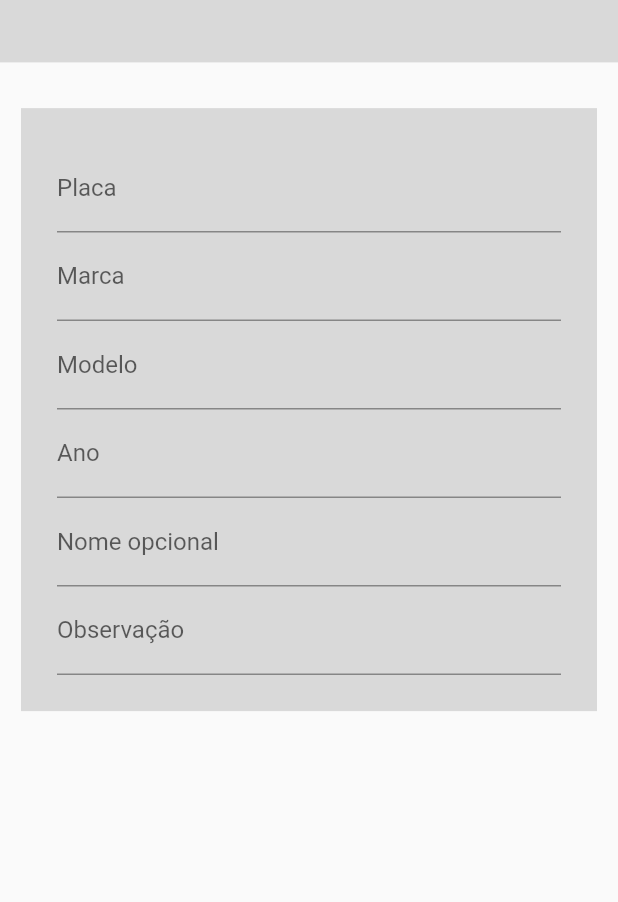
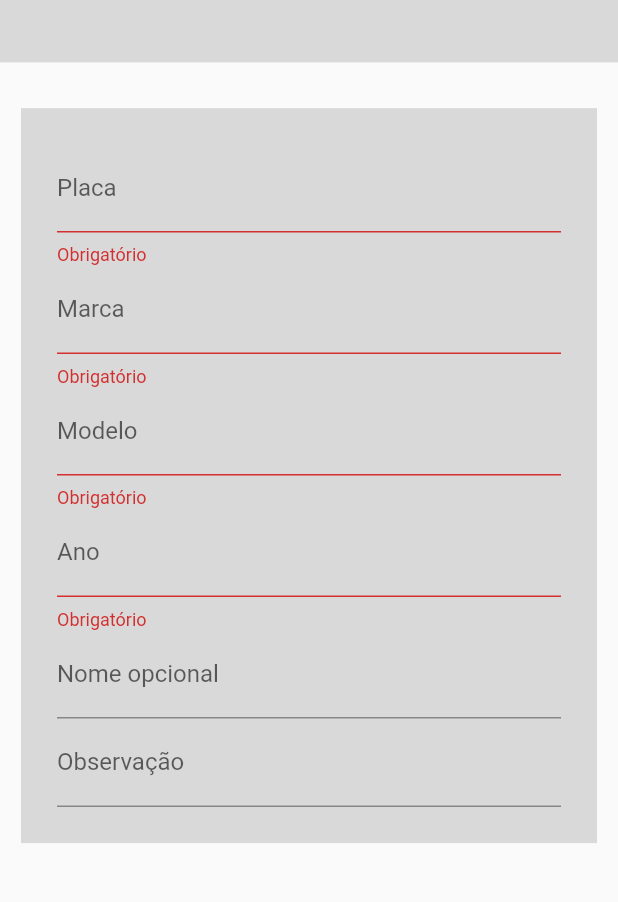
Before and after one commit to rogerfrancisco/flutter_pds, a Flutter app: the CadastroCarroPage screen opened directly, on a phone screen of 412 x 824 dp, the part 123-1025 px from its top. Run offline on Flutter 3.47's test engine with Material 2 defaults, Android fonts, the phone set to English and light mode, and no system bars; our stand-ins replace cloud_firestore, email_validator, firebase_auth, firebase_core, flutter_local_notifications, flutter_mobx and 6 more; missing offline and left inert: dart:ffi; accounts and stored records are empty; generated files the repository leaves out were written again.

Commit message:
finalizado pds

```diff
--- a/lib/Pages/cadastrocarro_page.dart
+++ b/lib/Pages/cadastrocarro_page.dart
@@ -73,7 +73,9 @@ class _CadastroCarroPage extends State<CadastroCarroPage> {
                             child: IconButton(
                                 iconSize: 60,
                                 onPressed: () {
+                                  if (formKey.currentState!.validate()) {
                                     sendData();
+                                  }
                                   Navigator.push(
                                       context,
                                       MaterialPageRoute(
@@ -97,27 +99,53 @@ class _CadastroCarroPage extends State<CadastroCarroPage> {
                             padding: const EdgeInsets.all(24.0),
                             child: SizedBox(
                               child: Form(
+                                  key: formKey,
+                                  autovalidateMode: AutovalidateMode.always,
                                   child: Column(
                                     children: [
                                       TextFormField(
+                                        validator: (String? value) {
+                                          if (value == null || value.isEmpty) {
+                                            return 'Obrigatório';
+                                          }
+                                          //return null;
+                                        },
                                         controller: _controllerPlaca,
                                         decoration: const InputDecoration(
                                             labelText: 'Placa'),
                                       ),
                                       TextFormField(
+                                        validator: (String? value) {
+                                          if (value == null || value.isEmpty) {
+                                            return 'Obrigatório';
+                                          }
+                                          //return null;
+                                        },
                                         controller: _controllerMarca,
                                         decoration: const InputDecoration(
                                             labelText: 'Marca'),
                                       ),
                                       TextFormField(
+                                        validator: (String? value) {
+                                          if (value == null || value.isEmpty) {
+                                            return 'Obrigatório';
+                                          }
+                                          //return null;
+                                        },
                                         controller: _controllerModelo,
                                         decoration: const InputDecoration(
                                             labelText: 'Modelo'),
                                       ),
                                       TextFormField(
+                                        validator: (String? value) {
+                                          if (value == null || value.isEmpty) {
+                                            return 'Obrigatório';
+                                          }
+                                          //return null;
+                                        },
                                         controller: _controllerAno,
-                                    decoration:
-                                        const InputDecoration(labelText: 'Ano'),
+                                        decoration: const InputDecoration(
+                                            labelText: 'Ano'),
                                       ),
                                       TextFormField(
                                         controller: _controllerNome,
--- a/lib/Pages/carroview_page.dart
+++ b/lib/Pages/carroview_page.dart
@@ -198,9 +198,11 @@ class _CarroView extends State<CarroView> {
               backgroundColor: Colors.black,
             ),
           );
-          setState(() {});
+          Navigator.pushReplacement(
+              context,
+              MaterialPageRoute(
+                  builder: (BuildContext context) => CarroPage()));
         }
-        Navigator.of(context).pop();
       },
     );
     //configura o AlertDialog
--- a/lib/Pages/configuracao_page.dart
+++ b/lib/Pages/configuracao_page.dart
@@ -136,7 +136,7 @@ class _ConfiguracaoPage extends State<ConfiguracaoPage> {
                         backgroundColor: Colors.black,
                       ),
                       onPressed: () {
-                        Navigator.push(
+                        Navigator.pushReplacement(
                             context,
                             MaterialPageRoute(
                                 builder: (BuildContext context) => CarroView(
--- a/lib/services/notification_service.dart
+++ b/lib/services/notification_service.dart
@@ -38,7 +38,7 @@ class NotificationService {
       0,
       title,
       body,
-      RepeatInterval.everyMinute,
+      RepeatInterval.hourly,
       platformChannelSpecifics,
     );
   }
```
Also changed, not shown: lib/Pages/principal_page.dart (+8 -5 lines), lib/Pages/servico_page.dart (+7 -1 lines), 5 other files. Lines whose indentation alone changed are shown as unchanged.
